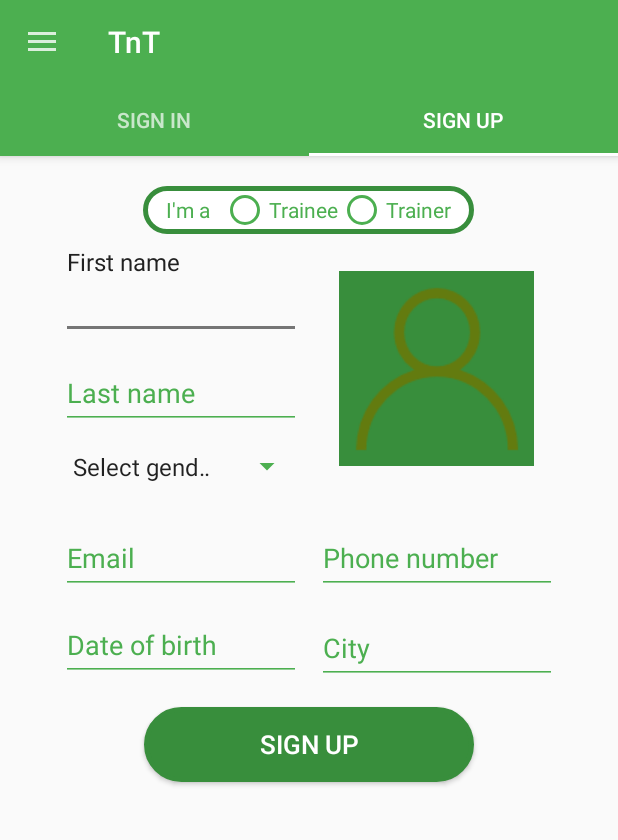
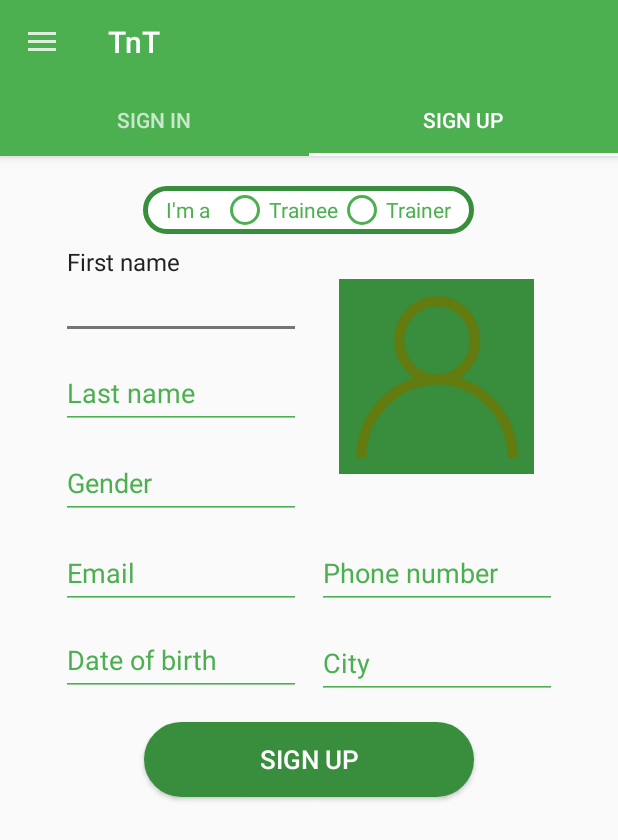
Before and after one commit to benjika/TNT, an Android app: the screen it shows after launch (MainActivity), tab 2 chosen, on a phone screen of 412 x 824 dp. Shown: the top 840 px of the screen. Run offline under Robolectric (Android 15) with nearby library versions, the phone set to English and light mode, and no system bars.

Commit message:
choose gender dialog added

```diff
--- a/app/src/main/java/com/example/luput/tnt/DateDialog.java
+++ b/app/src/main/java/com/example/luput/tnt/DateDialog.java
@@ -1,5 +1,6 @@
 package com.example.luput.tnt;
 
+import android.app.AlertDialog;
 import android.app.DatePickerDialog;
 import android.app.Dialog;
 import android.content.Context;
@@ -24,7 +25,7 @@ public class DateDialog extends DialogFragment {
         int year = calendar.get(Calendar.YEAR) - 25;
         int month = calendar.get(Calendar.MONTH);
         int day = calendar.get(Calendar.DAY_OF_MONTH);
-        return new DatePickerDialog(getActivity(),
+        return new DatePickerDialog(getActivity(), AlertDialog.THEME_HOLO_LIGHT,
                 (DatePickerDialog.OnDateSetListener) SignupFragment.newInstance(), year, month, day);
     }
 
--- a/app/src/main/java/com/example/luput/tnt/SignupFragment.java
+++ b/app/src/main/java/com/example/luput/tnt/SignupFragment.java
@@ -2,18 +2,21 @@ package com.example.luput.tnt;
 
 
 import android.app.DatePickerDialog;
+import android.content.DialogInterface;
 import android.content.res.Resources;
 import android.graphics.Color;
 import android.os.Bundle;
 import android.support.v4.app.DialogFragment;
 import android.support.v4.app.Fragment;
 import android.support.v4.app.FragmentTransaction;
+import android.support.v7.app.AlertDialog;
 import android.view.LayoutInflater;
 import android.view.View;
 import android.view.ViewGroup;
 import android.widget.ArrayAdapter;
 import android.widget.Button;
 import android.widget.DatePicker;
+import android.widget.EdgeEffect;
 import android.widget.EditText;
 import android.widget.ImageButton;
 import android.widget.RadioButton;
@@ -42,6 +45,8 @@ public class SignupFragment extends Fragment
     private static EditText etCity;
     private static EditText etDateOfbirth;
     private static Spinner spinnerGender;
+    private static EditText etGender;
+    private static String[] Genders;
     private static ArrayAdapter<CharSequence> genderAdapter;
     private static int DateOfbirth_day;
     private static int DateOfbirth_month;
@@ -72,11 +77,12 @@ public class SignupFragment extends Fragment
         radioTrainerOrTrainee = (RadioGroup) view.findViewById(R.id.radio_trainerOrTrainee);
         etFirstName = (EditText) view.findViewById(R.id.signup_firstName);
         etLastName = (EditText) view.findViewById(R.id.signup_lastName);
-        spinnerGender = (Spinner) view.findViewById(R.id.signup_gender_spinner);
-        genderAdapter = ArrayAdapter.createFromResource(getActivity(),
-                R.array.genders, android.R.layout.simple_spinner_item);
-        genderAdapter.setDropDownViewResource(android.R.layout.simple_spinner_dropdown_item);
-        spinnerGender.setAdapter(genderAdapter);
+        etGender = (EditText) view.findViewById(R.id.signup_gender);
+        //       spinnerGender = (Spinner) view.findViewById(R.id.signup_gender_spinner);
+//        genderAdapter = ArrayAdapter.createFromResource(getActivity(),
+//                R.array.genders, android.R.layout.simple_spinner_item);
+//        genderAdapter.setDropDownViewResource(android.R.layout.simple_spinner_dropdown_item);
+//        spinnerGender.setAdapter(genderAdapter);
         // ((TextView) spinnerGender.getChildAt(0)).setTextColor(getResources().getColor(R.color.colorPrimary));
         etEmail = (EditText) view.findViewById(R.id.signup_email);
         etPhone = (EditText) view.findViewById(R.id.signup_phone);
@@ -84,6 +90,7 @@ public class SignupFragment extends Fragment
         etCity = (EditText) view.findViewById(R.id.signup_city);
 
         etDateOfbirth.setOnFocusChangeListener(this);
+        etGender.setOnFocusChangeListener(this);
 
         return view;
     }
@@ -99,8 +106,31 @@ public class SignupFragment extends Fragment
                 if (etDateOfbirth.hasFocus()) {
                     DialogFragment datePicker = new DateDialog();
                     datePicker.show(getFragmentManager(), "date picker");
-                    return;
                 }
+                return;
+            case R.id.signup_gender:
+                if (etGender.hasFocus()) {
+                    Genders = getResources().getStringArray(R.array.genders);
+                    final AlertDialog.Builder mBuilder = new AlertDialog.Builder(getContext());
+                    mBuilder.setTitle(getResources().getString(R.string.select_gender))
+                            .setSingleChoiceItems(Genders, -1, new DialogInterface.OnClickListener() {
+                                @Override
+                                public void onClick(DialogInterface dialogInterface, int i) {
+                                    etGender.setText(Genders[i]);
+                                    dialogInterface.dismiss();
+                                }
+                            });
+                    mBuilder.setNeutralButton(getResources().getString(R.string.cancel), new DialogInterface.OnClickListener() {
+                        @Override
+                        public void onClick(DialogInterface dialogInterface, int i) {
+                            dialogInterface.dismiss();
+                        }
+                    });
+                    AlertDialog mdialog = mBuilder.create();
+                    mdialog.show();
+                }
+                return;
+
         }
     }
 
@@ -118,13 +148,13 @@ public class SignupFragment extends Fragment
         calendar.set(Calendar.MONTH, month);
         calendar.set(Calendar.DAY_OF_MONTH, day);
 
-        dateOfBirth.setText(day + "/" + month + "/" + year);
+        dateOfBirth.setText(day + "/" + (month + 1) + "/" + year);
     }
 
     @Override
     public void sendInput(DatePickerDialog datePickerDialog) {
         //int year, month, day;
-       // Calendar calendar = Calendar.getInstance();
+        // Calendar calendar = Calendar.getInstance();
 //        calendar.set(Calendar.YEAR, year);
 //        calendar.set(Calendar.MONTH, month);
 //        calendar.set(Calendar.DAY_OF_MONTH, day);
--- a/app/src/main/res/layout/fragment_signup.xml
+++ b/app/src/main/res/layout/fragment_signup.xml
@@ -110,11 +110,32 @@
                             android:textColorHint="@color/primary_text" />
                     </android.support.design.widget.TextInputLayout>
 
-                    <Spinner
-                        android:id="@+id/signup_gender_spinner"
-                        android:layout_width="161dp"
-                        android:layout_height="50dp"
-                        android:layout_gravity="start" />
+                    <android.support.design.widget.TextInputLayout
+                        android:layout_width="wrap_content"
+                        android:layout_height="wrap_content"
+                        android:layout_gravity="center"
+
+                        android:orientation="horizontal"
+                        android:textColorHint="@color/colorPrimary"
+                        android.support.design:hintTextAppearance="@style/TextAppearence.App.TextInputLayout">
+
+                        <android.support.design.widget.TextInputEditText
+                            android:id="@+id/signup_gender"
+                            android:layout_width="160dp"
+                            android:layout_height="wrap_content"
+                            android:layout_marginEnd="5dp"
+                            android:hint="@string/gender"
+                            android:inputType="textPersonName"
+                            android:textColor="@color/primary_text"
+                            android:textColorHint="@color/primary_text" />
+                    </android.support.design.widget.TextInputLayout>
+
+                    <!--  <Spinner
+                          android:id="@+id/signup_gender_spinner"
+                          android:layout_width="161dp"
+                          android:layout_height="50dp"
+                          android:layout_gravity="start" />-->
+
 
                 </LinearLayout>
 
--- a/app/src/main/res/values/strings.xml
+++ b/app/src/main/res/values/strings.xml
@@ -36,8 +36,9 @@
         <item>Trainee</item>
     </string-array>
 
+    <string name="select_gender">Select gender</string>
+    <string name="cancel">Cancel</string>
     <string-array name="genders">
-        <item>Select gender</item>
         <item>Man</item>
         <item>Woman</item>
     </string-array>
--- a/app/src/main/res/values/styles.xml
+++ b/app/src/main/res/values/styles.xml
@@ -22,4 +22,5 @@
         <item name="colorControlHighlight">@color/divider</item>
     </style>
 
+
 </resources>
```
